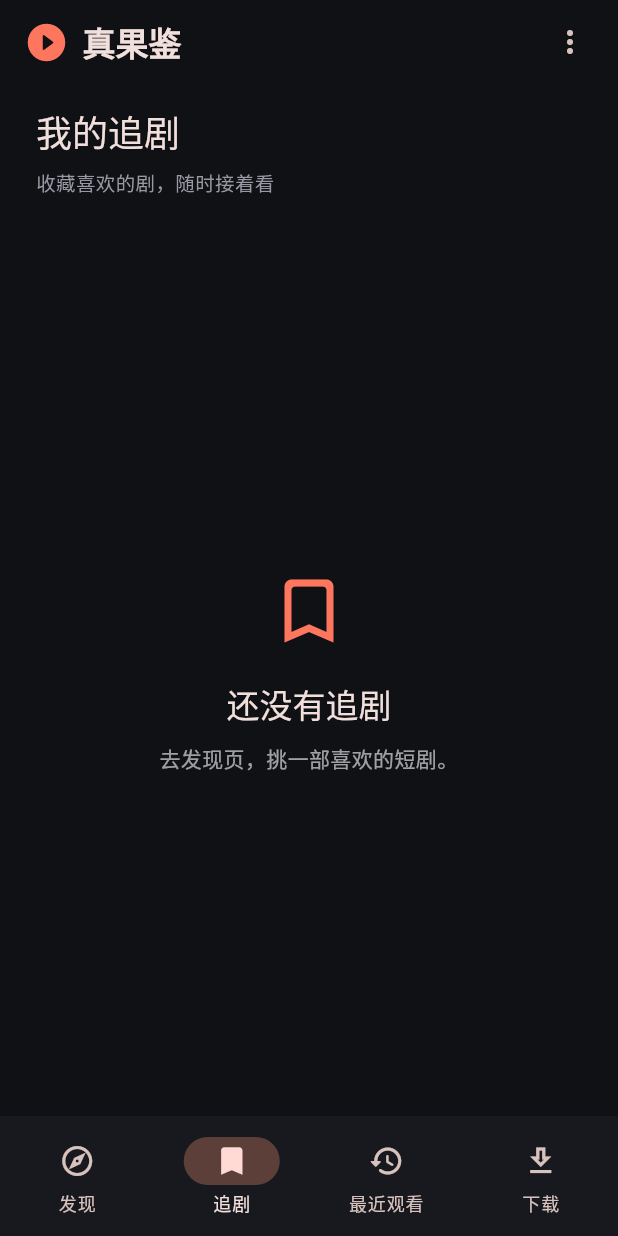
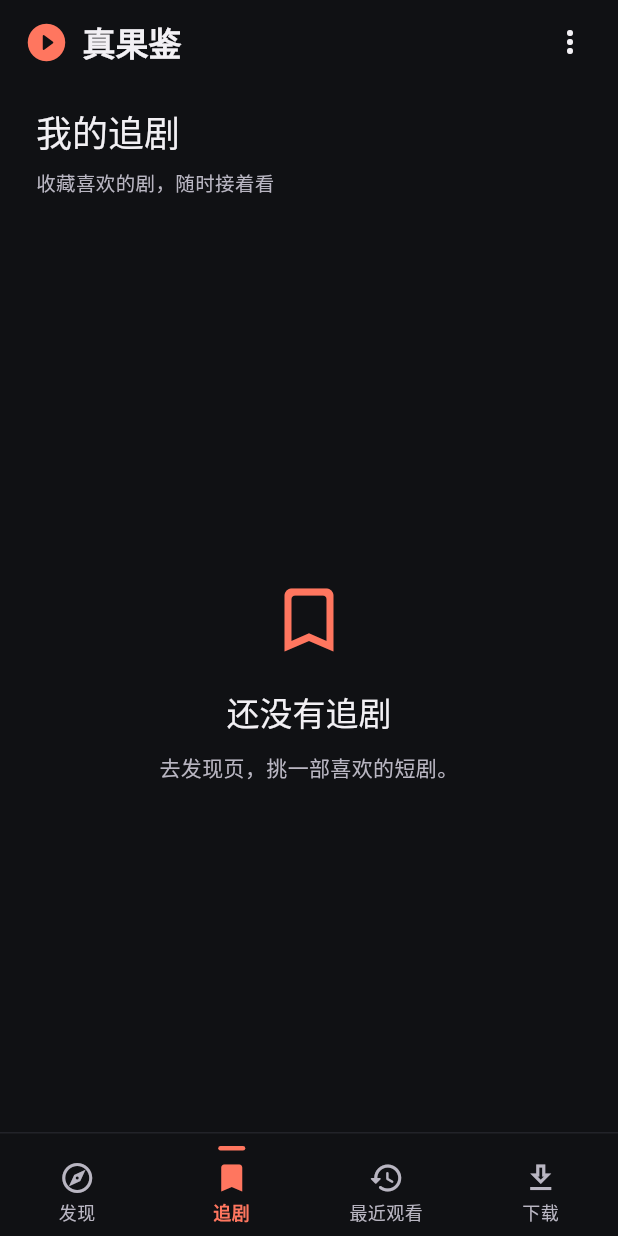
Before and after one commit to 507979716/guoapp, a Flutter app: the screen it shows after launch, item 2 of the bottom bar chosen, on a phone screen of 412 x 824 dp. Run offline on Flutter 3.47's test engine with Material 3 defaults, Android fonts, the phone set to English and light mode, and no system bars; our stand-ins replace file_picker, shared_preferences; missing offline and left inert: dart:ffi, ffmpeg_kit_flutter_new_min_gpl, flutter_foreground_task, media_kit, media_kit_video, window_manager; statements that could not run were skipped.

Commit message:
新增浅色深色跟随系统主题，统一系统栏背景并优化底部导航

```diff
--- /dev/null
+++ b/lib/app_bottom_navigation.dart
@@ -0,0 +1,112 @@
+import 'package:flutter/material.dart';
+
+class AppBottomNavigation extends StatelessWidget {
+  const AppBottomNavigation({
+    super.key,
+    required this.selectedIndex,
+    required this.onDestinationSelected,
+    required this.destinations,
+  });
+
+  final int selectedIndex;
+  final ValueChanged<int> onDestinationSelected;
+  final List<NavigationDestination> destinations;
+
+  @override
+  Widget build(BuildContext context) {
+    final theme = Theme.of(context);
+    final colors = theme.colorScheme;
+    return Material(
+      color: theme.scaffoldBackgroundColor,
+      child: SafeArea(
+        top: false,
+        child: DecoratedBox(
+          decoration: BoxDecoration(
+            border: Border(
+              top: BorderSide(color: colors.outlineVariant, width: .5),
+            ),
+          ),
+          child: Row(
+            children: [
+              for (final (index, destination) in destinations.indexed)
+                Expanded(
+                  child: Semantics(
+                    container: true,
+                    button: true,
+                    selected: index == selectedIndex,
+                    child: Tooltip(
+                      message: destination.label,
+                      excludeFromSemantics: true,
+                      child: InkWell(
+                        key: ValueKey('bottom-nav-$index'),
+                        onTap: () => onDestinationSelected(index),
+                        child: ConstrainedBox(
+                          constraints: const BoxConstraints(
+                            minHeight: 68,
+                            minWidth: 48,
+                          ),
+                          child: Padding(
+                            padding: const EdgeInsets.symmetric(
+                              horizontal: 4,
+                              vertical: 9,
+                            ),
+                            child: Column(
+                              mainAxisSize: MainAxisSize.min,
+                              children: [
+                                AnimatedContainer(
+                                  duration: const Duration(milliseconds: 160),
+                                  curve: Curves.easeOut,
+                                  width: 18,
+                                  height: 3,
+                                  decoration: BoxDecoration(
+                                    color: index == selectedIndex
+                                        ? colors.primary
+                                        : Colors.transparent,
+                                    borderRadius: BorderRadius.circular(1.5),
+                                  ),
+                                ),
+                                const SizedBox(height: 6),
+                                IconTheme(
+                                  data: IconThemeData(
+                                    size: 24,
+                                    color: index == selectedIndex
+                                        ? colors.primary
+                                        : colors.onSurfaceVariant,
+                                  ),
+                                  child: index == selectedIndex
+                                      ? destination.selectedIcon ??
+                                            destination.icon
+                                      : destination.icon,
+                                ),
+                                const SizedBox(height: 4),
+                                Text(
+                                  destination.label,
+                                  textAlign: TextAlign.center,
+                                  maxLines: 2,
+                                  overflow: TextOverflow.ellipsis,
+                                  style: TextStyle(
+                                    fontSize: 12,
+                                    height: 1.2,
+                                    fontWeight: index == selectedIndex
+                                        ? FontWeight.w700
+                                        : FontWeight.w500,
+                                    color: index == selectedIndex
+                                        ? colors.primary
+                                        : colors.onSurfaceVariant,
+                                  ),
+                                ),
+                              ],
+                            ),
+                          ),
+                        ),
+                      ),
+                    ),
+                  ),
+                ),
+            ],
+          ),
+        ),
+      ),
+    );
+  }
+}
--- /dev/null
+++ b/lib/app_theme.dart
@@ -0,0 +1,108 @@
+import 'package:flutter/material.dart';
+import 'package:flutter/services.dart';
+
+abstract final class AppTheme {
+  static final light = _theme(Brightness.light);
+  static final dark = _theme(Brightness.dark);
+
+  static ThemeMode mode(String preference) => switch (preference) {
+    'light' => ThemeMode.light,
+    'system' => ThemeMode.system,
+    _ => ThemeMode.dark,
+  };
+
+  static String label(String preference) => switch (preference) {
+    'light' => '浅色',
+    'system' => '跟随系统',
+    _ => '深色',
+  };
+
+  static SystemUiOverlayStyle systemBars(Brightness brightness) {
+    final icons = brightness == Brightness.dark
+        ? Brightness.light
+        : Brightness.dark;
+    return SystemUiOverlayStyle(
+      statusBarColor: Colors.transparent,
+      statusBarIconBrightness: icons,
+      statusBarBrightness: brightness,
+      systemStatusBarContrastEnforced: false,
+      systemNavigationBarColor: Colors.transparent,
+      systemNavigationBarDividerColor: Colors.transparent,
+      systemNavigationBarIconBrightness: icons,
+      systemNavigationBarContrastEnforced: false,
+    );
+  }
+
+  static ThemeData _theme(Brightness brightness) {
+    final dark = brightness == Brightness.dark;
+    final background = dark ? const Color(0xFF101114) : const Color(0xFFFAF8F6);
+    final scheme = ColorScheme.fromSeed(
+      seedColor: const Color(0xFFFF664F),
+      brightness: brightness,
+      primary: dark ? const Color(0xFFFF765F) : const Color(0xFFAD3826),
+      onPrimary: dark ? const Color(0xFF3B0E07) : Colors.white,
+      primaryContainer: dark
+          ? const Color(0xFF5C3027)
+          : const Color(0xFFFFE0D8),
+      onPrimaryContainer: dark
+          ? const Color(0xFFFFE0D8)
+          : const Color(0xFF4B160D),
+      tertiary: dark ? const Color(0xFFF6C86B) : const Color(0xFF805500),
+      surface: dark ? const Color(0xFF16171B) : Colors.white,
+      onSurface: dark ? const Color(0xFFF2F0F4) : const Color(0xFF252328),
+      onSurfaceVariant: dark
+          ? const Color(0xFFB9B6C2)
+          : const Color(0xFF68636C),
+      outline: dark ? const Color(0xFF85818B) : const Color(0xFF7C757D),
+      outlineVariant: dark ? const Color(0xFF34343D) : const Color(0xFFE3DFDC),
+      surfaceContainerLowest: dark ? const Color(0xFF0D0E11) : Colors.white,
+      surfaceContainerLow: dark
+          ? const Color(0xFF191A20)
+          : const Color(0xFFF7F3F0),
+      surfaceContainer: dark
+          ? const Color(0xFF1E2026)
+          : const Color(0xFFF2EEEB),
+      surfaceContainerHigh: dark
+          ? const Color(0xFF25262D)
+          : const Color(0xFFEDE8E5),
+      surfaceContainerHighest: dark
+          ? const Color(0xFF30313A)
+          : const Color(0xFFE6E0DC),
+      surfaceTint: Colors.transparent,
+    );
+    return ThemeData(
+      useMaterial3: true,
+      brightness: brightness,
+      colorScheme: scheme,
+      scaffoldBackgroundColor: background,
+      appBarTheme: AppBarTheme(
+        backgroundColor: background,
+        foregroundColor: scheme.onSurface,
+        scrolledUnderElevation: 0,
+        elevation: 0,
+        centerTitle: false,
+        systemOverlayStyle: systemBars(brightness),
+      ),
+      dividerTheme: DividerThemeData(color: scheme.outlineVariant),
+      navigationRailTheme: NavigationRailThemeData(
+        backgroundColor: background,
+        useIndicator: false,
+        selectedIconTheme: IconThemeData(color: scheme.primary),
+        unselectedIconTheme: IconThemeData(color: scheme.onSurfaceVariant),
+        selectedLabelTextStyle: TextStyle(
+          color: scheme.primary,
+          fontWeight: FontWeight.w700,
+        ),
+        unselectedLabelTextStyle: TextStyle(color: scheme.onSurfaceVariant),
+      ),
+      inputDecorationTheme: InputDecorationTheme(
+        filled: true,
+        fillColor: scheme.surfaceContainer,
+        border: OutlineInputBorder(
+          borderRadius: BorderRadius.circular(16),
+          borderSide: BorderSide.none,
+        ),
+      ),
+    );
+  }
+}
--- a/lib/home_screen.dart
+++ b/lib/home_screen.dart
@@ -4,6 +4,7 @@ import 'package:flutter/material.dart';
 import 'package:flutter/services.dart';
 
 import 'app_layout.dart';
+import 'app_bottom_navigation.dart';
 import 'core_bridge.dart';
 import 'detail_screen.dart';
 import 'downloads_screen.dart';
@@ -377,7 +378,7 @@ class _HomeScreenState extends State<HomeScreen> {
                       ),
                     ),
                   ),
-                  const VerticalDivider(width: 1, color: Color(0xFF26282E)),
+                  const VerticalDivider(width: 1),
                 ] else if (desktop) ...[
                   NavigationRail(
                     selectedIndex: _tab,
@@ -385,7 +386,6 @@ class _HomeScreenState extends State<HomeScreen> {
                       _tab = value;
                     }),
                     labelType: NavigationRailLabelType.all,
-                    backgroundColor: const Color(0xFF101114),
                     groupAlignment: -.8,
                     destinations: [
                       NavigationRailDestination(
@@ -410,11 +410,7 @@ class _HomeScreenState extends State<HomeScreen> {
                         ),
                     ],
                   ),
-                  const VerticalDivider(
-                    width: 1,
-                    thickness: 1,
-                    color: Color(0xFF26282E),
-                  ),
+                  const VerticalDivider(width: 1, thickness: 1),
                 ],
                 Expanded(
                   child: _tab == 0
@@ -437,7 +433,7 @@ class _HomeScreenState extends State<HomeScreen> {
           ),
           bottomNavigationBar: desktop || television
               ? null
-              : NavigationBar(
+              : AppBottomNavigation(
                   selectedIndex: _tab,
                   onDestinationSelected: (value) => setState(() {
                     _tab = value;
@@ -567,7 +563,7 @@ class _HomeScreenState extends State<HomeScreen> {
                       ? '搜索结果 · ${items.length} 部'
                       : '${_source.description} · ${items.length} 部',
                   style: TextStyle(
-                    color: Color(0xFFB3B1BA),
+                    color: Theme.of(context).colorScheme.onSurfaceVariant,
                     fontSize: television ? 14 : 12,
                   ),
                 ),
@@ -596,7 +592,7 @@ class _HomeScreenState extends State<HomeScreen> {
             margin: const EdgeInsets.fromLTRB(16, 0, 16, 12),
             padding: const EdgeInsets.fromLTRB(12, 8, 6, 8),
             decoration: BoxDecoration(
-              color: const Color(0xFF322521),
+              color: Theme.of(context).colorScheme.errorContainer,
               borderRadius: BorderRadius.circular(12),
             ),
             child: Row(
@@ -606,7 +602,10 @@ class _HomeScreenState extends State<HomeScreen> {
                     _error!,
                     maxLines: 3,
                     overflow: TextOverflow.ellipsis,
-                    style: const TextStyle(fontSize: 12),
+                    style: TextStyle(
+                      fontSize: 12,
+                      color: Theme.of(context).colorScheme.onErrorContainer,
+                    ),
                   ),
                 ),
                 TextButton(
@@ -718,10 +717,12 @@ class _HomeScreenState extends State<HomeScreen> {
                                         ),
                                         label: const Text('加载更多'),
                                       )
-                                    : const Text(
+                                    : Text(
                                         '已经看到这里的全部剧集',
                                         style: TextStyle(
-                                          color: Color(0xFF777780),
+                                          color: Theme.of(
+                                            context,
+                                          ).colorScheme.onSurfaceVariant,
                                           fontSize: 12,
                                         ),
                                       ),
@@ -761,8 +762,8 @@ class _HomeScreenState extends State<HomeScreen> {
                     const SizedBox(height: 8),
                     Text(
                       _tab == 1 ? '收藏喜欢的剧，随时接着看' : '点击剧集，继续上次的进度',
-                      style: const TextStyle(
-                        color: Color(0xFF9999A3),
+                      style: TextStyle(
+                        color: Theme.of(context).colorScheme.onSurfaceVariant,
                         fontSize: 13,
                       ),
                     ),
--- a/lib/main.dart
+++ b/lib/main.dart
@@ -10,6 +10,7 @@ import 'package:window_manager/window_manager.dart';
 
 import 'core_bridge.dart';
 import 'app_layout.dart';
+import 'app_theme.dart';
 import 'home_screen.dart';
 import 'local_store.dart';
 import 'profiles_screen.dart';
@@ -18,6 +19,10 @@ import 'package_smoke.dart';
 
 Future<void> main(List<String> arguments) async {
   WidgetsFlutterBinding.ensureInitialized();
+  if (Platform.isAndroid) {
+    await SystemChrome.setEnabledSystemUIMode(SystemUiMode.edgeToEdge);
+    SystemChrome.setSystemUIOverlayStyle(AppTheme.systemBars(Brightness.dark));
+  }
   if (Platform.isWindows) {
     await windowManager.ensureInitialized();
   }
@@ -131,21 +136,32 @@ class DuanjuApp extends StatelessWidget {
   final String version;
 
   @override
-  Widget build(BuildContext context) => MaterialApp(
+  Widget build(BuildContext context) => store == null
+      ? _application()
+      : AnimatedBuilder(animation: store!, builder: (_, _) => _application());
+
+  Widget _application() => MaterialApp(
     title: '真果鉴',
     debugShowCheckedModeBanner: false,
     locale: const Locale('zh', 'CN'),
     supportedLocales: const [Locale('zh', 'CN')],
     localizationsDelegates: GlobalMaterialLocalizations.delegates,
+    theme: AppTheme.light,
+    darkTheme: AppTheme.dark,
+    themeMode: AppTheme.mode(store?.themeMode ?? 'dark'),
     builder: (context, child) {
-      Widget layout() {
       final mode = store?.displayMode ?? 'auto';
       final tv = mode == 'television' || mode == 'auto' && television;
-        return AppLayout(
+      final theme = Theme.of(context);
+      return AnnotatedRegion<SystemUiOverlayStyle>(
+        value: AppTheme.systemBars(theme.brightness),
+        child: ColoredBox(
+          color: theme.scaffoldBackgroundColor,
+          child: AppLayout(
             television: tv,
             version: version,
             child: Theme(
-            data: tv ? televisionTheme(Theme.of(context)) : Theme.of(context),
+              data: tv ? televisionTheme(theme) : theme,
               child: Shortcuts(
                 shortcuts: const {
                   SingleActivator(
@@ -161,45 +177,12 @@ class DuanjuApp extends StatelessWidget {
                 child: FocusTraversalGroup(child: child!),
               ),
             ),
-        );
-      }
-
-      return store == null
-          ? layout()
-          : AnimatedBuilder(animation: store!, builder: (_, _) => layout());
-    },
-    theme: ThemeData(
-      useMaterial3: true,
-      brightness: Brightness.dark,
-      colorScheme: ColorScheme.fromSeed(
-        seedColor: const Color(0xFFFF664F),
-        brightness: Brightness.dark,
-        primary: const Color(0xFFFF765F),
-        surface: const Color(0xFF16171B),
-      ),
-      scaffoldBackgroundColor: const Color(0xFF101114),
-      appBarTheme: const AppBarTheme(
-        backgroundColor: Color(0xFF101114),
-        scrolledUnderElevation: 0,
-        centerTitle: false,
-      ),
-      navigationBarTheme: const NavigationBarThemeData(
-        backgroundColor: Color(0xFF18191E),
-        elevation: 0,
-      ),
-      inputDecorationTheme: InputDecorationTheme(
-        filled: true,
-        fillColor: const Color(0xFF23252D),
-        border: OutlineInputBorder(
-          borderRadius: BorderRadius.circular(16),
-          borderSide: BorderSide.none,
           ),
         ),
-    ),
+      );
+    },
     home: store != null
-        ? AnimatedBuilder(
-            animation: store!,
-            builder: (_, _) => store!.locked
+        ? store!.locked
               ? ProfilesScreen(store: store!, locked: true)
               : HomeScreen(
                   key: ValueKey(
@@ -207,7 +190,6 @@ class DuanjuApp extends StatelessWidget {
                   ),
                   repository: repository,
                   store: store!,
-                  ),
                 )
         : Scaffold(
             body: Center(
--- a/pubspec.yaml
+++ b/pubspec.yaml
@@ -1,7 +1,7 @@
 name: duanju_app
 description: 独立运行的多端短剧应用
 publish_to: none
-version: 0.2.0+6
+version: 0.2.1+7
 
 environment:
   sdk: '>=3.12.0 <4.0.0'
```
Also changed, not shown: lib/app_layout.dart (+6 -5 lines), lib/detail_screen.dart (+33 -15 lines), lib/download_picker.dart (+10 -6 lines), lib/downloads_screen.dart (+10 -4 lines), lib/local_store.dart (+20 -0 lines), lib/player_screen.dart (+18 -9 lines), lib/remote_widgets.dart (+9 -7 lines), lib/settings_screen.dart (+38 -0 lines), lib/widgets.dart (+12 -6 lines), test_driver/appearance.dart (added, +23 -0 lines), 6 other files. Lines whose indentation alone changed are shown as unchanged.
